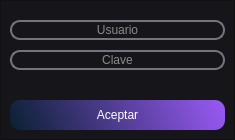
Xoserius/Sistema_de_control_de_inventario, file Sistema de control de inventario/Qt designer/2.Login.ui: the form before one commit.
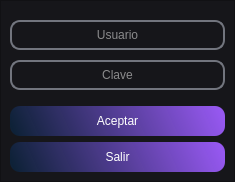
The form after the commit. Icons and pictures are not drawn.

What changed in the file:
```diff
--- a/Sistema de control de inventario/Qt designer/2.Login.ui
+++ b/Sistema de control de inventario/Qt designer/2.Login.ui
@@ -7,20 +7,20 @@
     <x>0</x>
     <y>0</y>
     <width>235</width>
-    <height>140</height>
+    <height>180</height>
    </rect>
   </property>
   <property name="maximumSize">
    <size>
     <width>235</width>
-    <height>140</height>
+    <height>180</height>
    </size>
   </property>
   <property name="windowTitle">
    <string>Login</string>
   </property>
   <property name="styleSheet">
-   <string notr="true">background-color: rgb(22, 22, 26);</string>
+   <string notr="true"/>
   </property>
   <layout class="QGridLayout" name="gridLayout">
    <property name="leftMargin">
@@ -43,6 +43,8 @@
      <property name="styleSheet">
       <string notr="true">
 
+
+
 QLineEdit{
 background-color: rgb(22, 22, 26);
 border-radius: 10px;
@@ -76,6 +78,10 @@
 color: rgb(255, 255, 254);
 }
 
+QFrame{
+background-color: rgb(22, 22, 26);
+}
+
 
 </string>
      </property>
@@ -86,21 +92,8 @@
       <enum>QFrame::Raised</enum>
      </property>
      <layout class="QGridLayout" name="gridLayout_2">
-      <item row="1" column="0">
-       <spacer name="verticalSpacer_2">
-        <property name="orientation">
-         <enum>Qt::Vertical</enum>
-        </property>
-        <property name="sizeHint" stdset="0">
-         <size>
-          <width>20</width>
-          <height>3</height>
-         </size>
-        </property>
-       </spacer>
-      </item>
-      <item row="2" column="0">
-       <widget class="QPushButton" name="pushButton_aceptar">
+      <item row="2" column="0" colspan="2">
+       <widget class="QPushButton" name="pushButton_salir">
         <property name="minimumSize">
          <size>
           <width>110</width>
@@ -111,11 +104,11 @@
          <string notr="true"/>
         </property>
         <property name="text">
-         <string>Aceptar</string>
+         <string>Salir</string>
         </property>
        </widget>
       </item>
-      <item row="0" column="0">
+      <item row="0" column="0" colspan="2">
        <layout class="QVBoxLayout" name="verticalLayout">
         <property name="spacing">
          <number>10</number>
@@ -131,7 +124,7 @@
           <property name="minimumSize">
            <size>
             <width>151</width>
-            <height>20</height>
+            <height>30</height>
            </size>
           </property>
           <property name="alignment">
@@ -147,7 +140,7 @@
           <property name="minimumSize">
            <size>
             <width>151</width>
-            <height>20</height>
+            <height>30</height>
            </size>
           </property>
           <property name="alignment">
@@ -163,6 +156,22 @@
         </item>
        </layout>
       </item>
+      <item row="1" column="0" colspan="2">
+       <widget class="QPushButton" name="pushButton_aceptar">
+        <property name="minimumSize">
+         <size>
+          <width>110</width>
+          <height>30</height>
+         </size>
+        </property>
+        <property name="styleSheet">
+         <string notr="true"/>
+        </property>
+        <property name="text">
+         <string>Aceptar</string>
+        </property>
+       </widget>
+      </item>
      </layout>
     </widget>
    </item>
```
Left out of the diff: 8 changed lines with no effect on the pictures.
